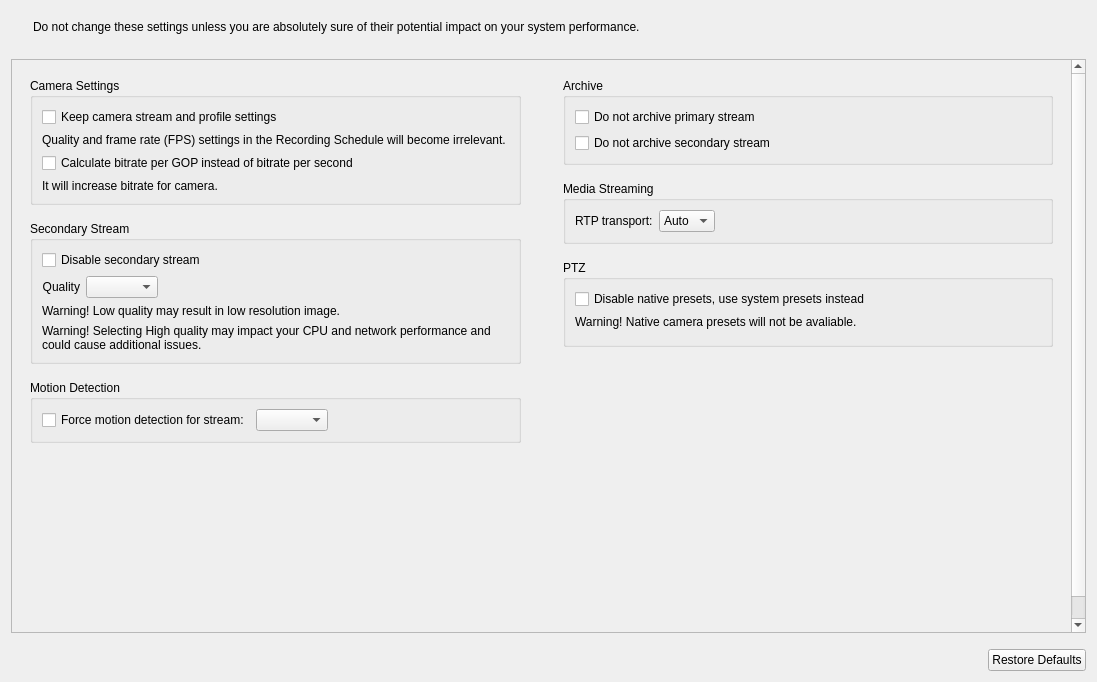
networkoptix/nx_open, file client/nx_client_desktop/src/nx/client/desktop/resource_properties/camera/expert_settings_widget.ui: the form before one commit.
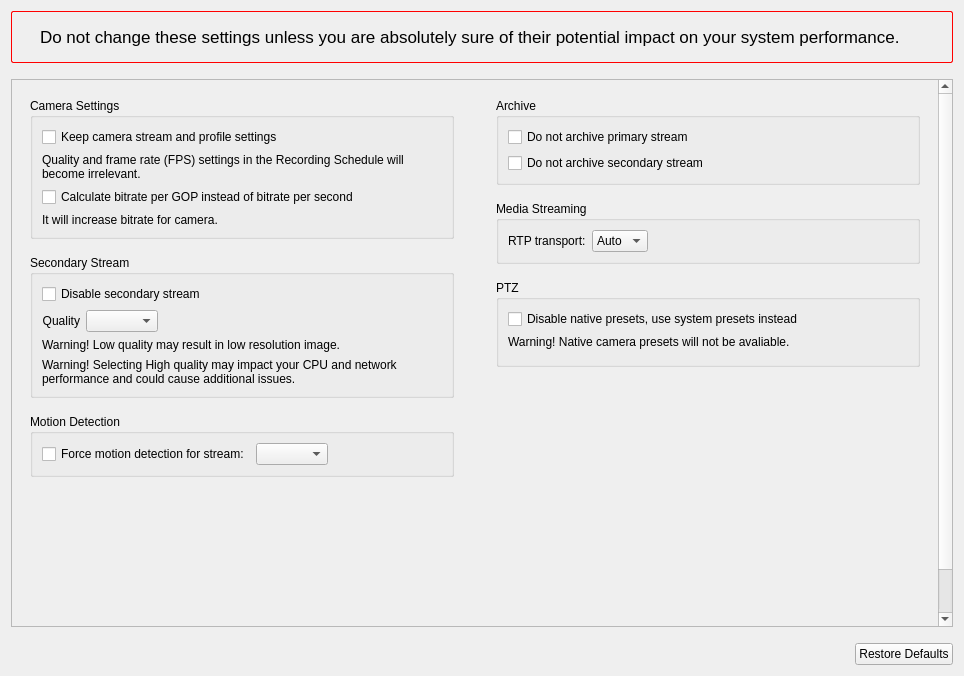
The form after the commit.

Commit message:
VMS-7706: Updated UI for expert tab in camera settings
Added border for alert using stylesheet.
Moved icon to skin/theme folder

<==== Mercurial data ====>
Branch: vms

```diff
--- a/client/nx_client_desktop/src/nx/client/desktop/resource_properties/camera/expert_settings_widget.ui
+++ b/client/nx_client_desktop/src/nx/client/desktop/resource_properties/camera/expert_settings_widget.ui
@@ -6,8 +6,8 @@
    <rect>
     <x>0</x>
     <y>0</y>
-    <width>1097</width>
-    <height>682</height>
+    <width>964</width>
+    <height>676</height>
    </rect>
   </property>
   <layout class="QVBoxLayout" name="verticalLayout_5">
@@ -16,7 +16,30 @@
    </property>
    <item>
     <widget class="QWidget" name="widget_2" native="true">
+     <property name="autoFillBackground">
+      <bool>false</bool>
+     </property>
+     <property name="styleSheet">
+      <string notr="true">#widget_2 {
+border-style: solid;
+border-color: rgb(255, 0, 0);
+border-width: 1px;
+border-radius: 2;
+}</string>
+     </property>
      <layout class="QHBoxLayout" name="horizontalLayout_7">
+       <property name="leftMargin">
+        <number>16</number>
+       </property>
+       <property name="topMargin">
+        <number>16</number>
+       </property>
+       <property name="rightMargin">
+        <number>16</number>
+       </property>
+       <property name="bottomMargin">
+        <number>16</number>
+       </property>
       <item>
        <widget class="QLabel" name="iconLabel">
         <property name="maximumSize">
@@ -35,6 +58,11 @@
           <verstretch>0</verstretch>
          </sizepolicy>
         </property>
+        <property name="font">
+         <font>
+          <pointsize>13</pointsize>
+         </font>
+        </property>
         <property name="text">
          <string>Do not change these settings unless you are absolutely sure of their potential impact on your system performance.</string>
         </property>
@@ -59,7 +87,7 @@
        <rect>
         <x>0</x>
         <y>0</y>
-        <width>1060</width>
+        <width>927</width>
         <height>577</height>
        </rect>
       </property>
```
The commit also changes 3 other files.
